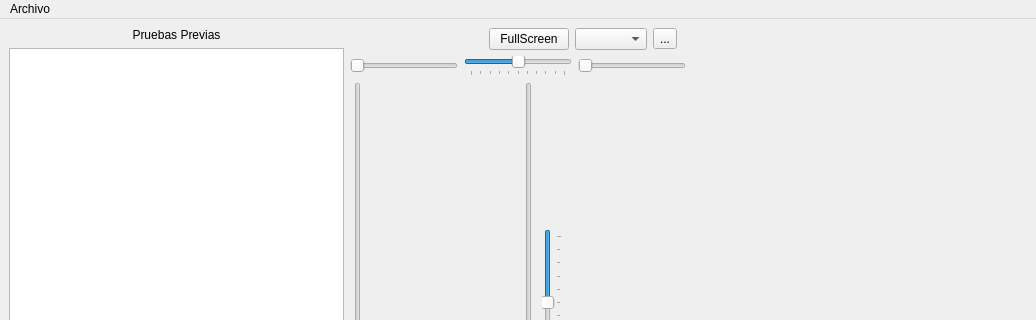
This is src/ui/dev/MainWindow.ui in Debaq/Siev as Qt 5 draws it before an edit; both pictures show x 0 to 1036 and y 0 to 320 of the 1036 by 807 pixel window. The edited form follows.
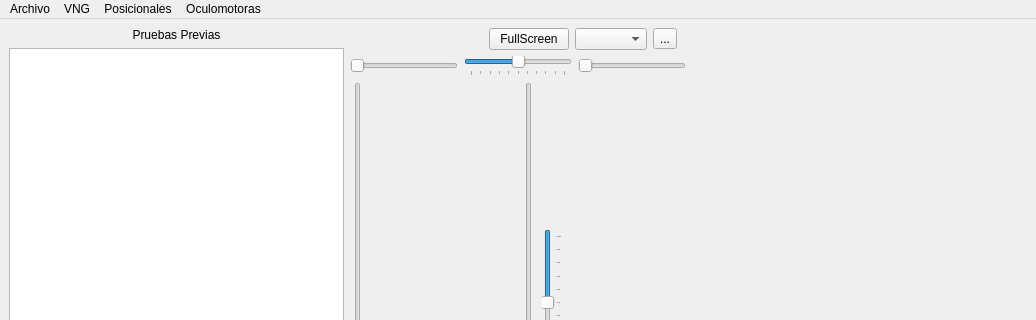
This is the edited form.

Commit message: nuevo menu

Diff of the .ui file:
```diff
--- a/src/ui/dev/MainWindow.ui
+++ b/src/ui/dev/MainWindow.ui
@@ -444,7 +444,39 @@
     <addaction name="separator"/>
     <addaction name="actionSalir"/>
    </widget>
+   <widget class="QMenu" name="menuCalofrica">
+    <property name="title">
+     <string>VNG</string>
+    </property>
+    <widget class="QMenu" name="menuPruebas_Calor_cas">
+     <property name="title">
+      <string>Pruebas Calorícas</string>
+     </property>
+     <addaction name="actionOD_44"/>
+     <addaction name="actionOI_44"/>
+     <addaction name="actionOD_37"/>
+     <addaction name="actionOI37"/>
+    </widget>
+    <addaction name="actionEspont_neo"/>
+    <addaction name="menuPruebas_Calor_cas"/>
+   </widget>
+   <widget class="QMenu" name="menuPosicionales">
+    <property name="title">
+     <string>Posicionales</string>
+    </property>
+   </widget>
+   <widget class="QMenu" name="menuOculomotoras">
+    <property name="title">
+     <string>Oculomotoras</string>
+    </property>
+    <addaction name="actionSeguimiento_Lento"/>
+    <addaction name="actionOptoquinetico"/>
+    <addaction name="actionSacadas"/>
+   </widget>
    <addaction name="menuArchivo"/>
+   <addaction name="menuCalofrica"/>
+   <addaction name="menuPosicionales"/>
+   <addaction name="menuOculomotoras"/>
   </widget>
   <widget class="QStatusBar" name="statusbar"/>
   <action name="actionSalir">
```
Left out of the diff: 40 changed lines with no effect on the pictures. The commit also changes 1 other file.
